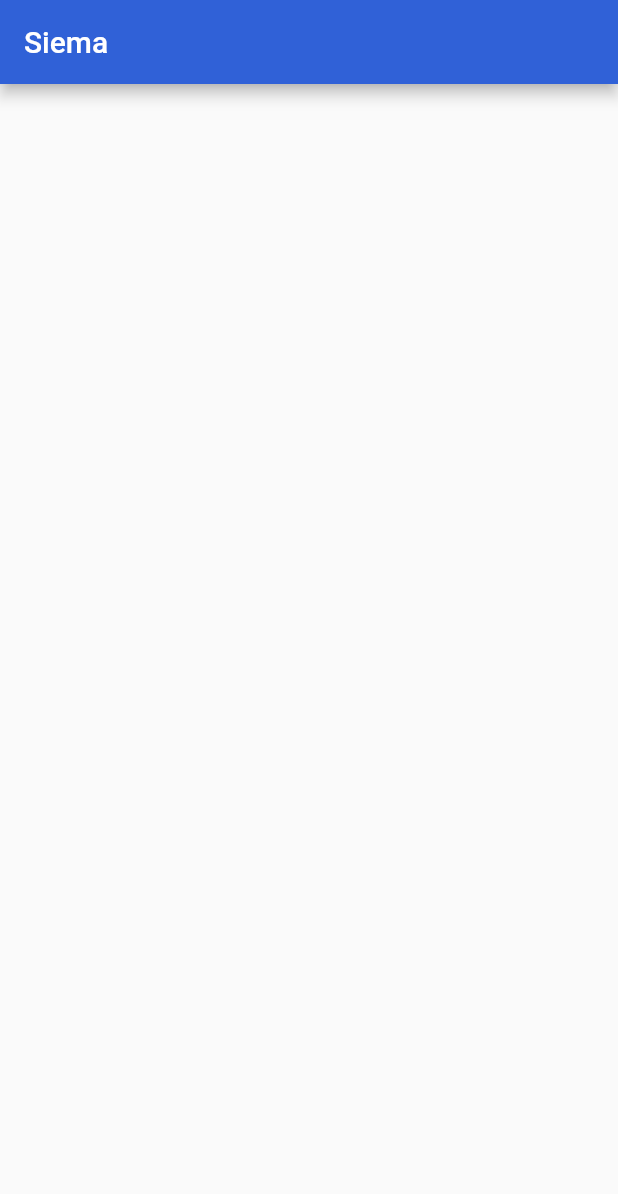
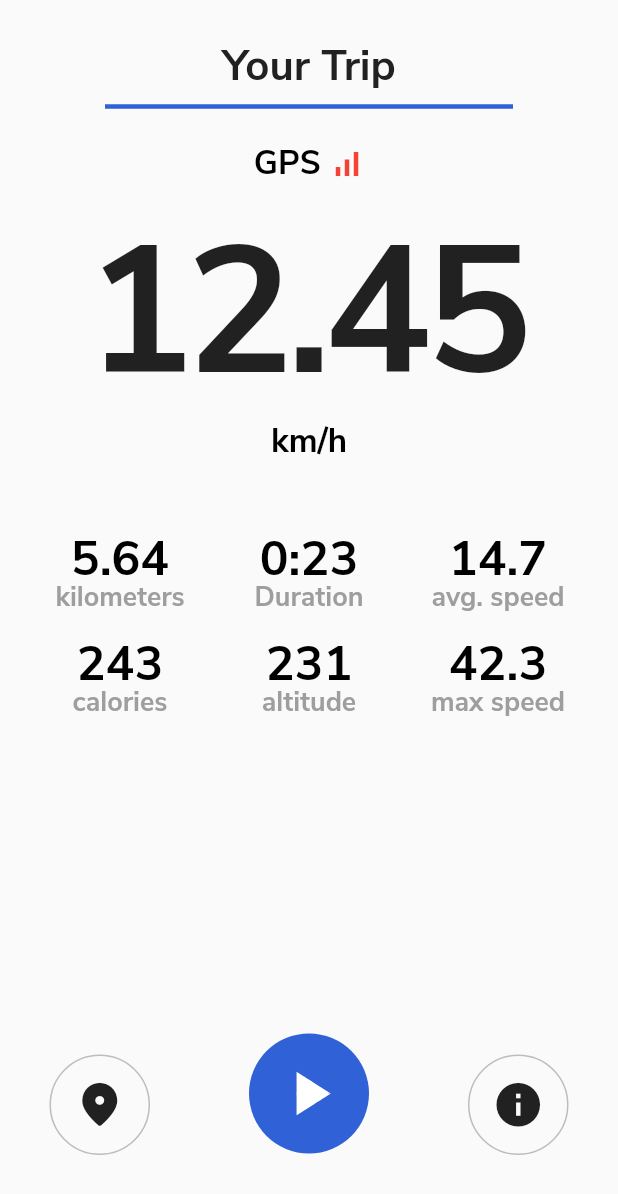
Before and after one commit to F-Y-E-F/Live-Ride-Flutter-App, a Flutter app: the screen it shows after launch, on a phone screen of 412 x 824 dp. Shown: the top 1194 px of the screen. Run offline on Flutter 3.47's test engine with Material 2 defaults, Android fonts, the phone set to English and light mode, and no system bars.

Commit message:
add ride screen

```diff
--- a/lib/main.dart
+++ b/lib/main.dart
@@ -1,22 +1,28 @@
+import 'package:flutter/cupertino.dart';
 import 'package:flutter/material.dart';
+import './screens/ride_screen.dart';
 
 void main() {
-  runApp(MyApp());
+  runApp(LiveRide());
 }
 
-class MyApp extends StatelessWidget {
-  // This widget is the root of your application.
+class LiveRide extends StatelessWidget {
+
   @override
   Widget build(BuildContext context) {
     return MaterialApp(
       title: 'Flutter Demo',
       theme: ThemeData(
-        primaryColor: Color(0xff3061D7),
+        fontFamily: 'Nunito',
+        primaryColor: const Color(0xff3061D7),
+        dividerColor: const Color(0xff3061D7),
+        textTheme: ThemeData.light().textTheme.copyWith(
+          headline4: TextStyle(color: const Color(0xff000000),fontSize: 32,fontWeight: FontWeight.w700),
+          headline5: TextStyle(color: const Color(0xff9e9e9e),fontSize: 18,fontWeight: FontWeight.w700),
+          headline6: TextStyle(color: Colors.black,fontSize: 22,fontWeight: FontWeight.w700),
+        )
       ),
-      home: Scaffold(
-        appBar: AppBar(title:Text("Siema")),
-
-      ),
+      home: RideScreen()
     );
   }
 }
--- /dev/null
+++ b/lib/screens/ride_screen.dart
@@ -0,0 +1,248 @@
+import 'package:flutter/material.dart';
+
+class RideScreen extends StatefulWidget {
+  @override
+  _RideScreenState createState() => _RideScreenState();
+}
+
+class _RideScreenState extends State<RideScreen>
+    with SingleTickerProviderStateMixin {
+  AnimationController _animationController;
+
+  @override
+  void initState() {
+    _animationController =
+        AnimationController(vsync: this, duration: Duration(milliseconds: 450));
+    super.initState();
+  }
+
+  var isStart = false;
+
+  @override
+  Widget build(BuildContext context) {
+    final ThemeData theme = Theme.of(context);
+    return Scaffold(
+      body: SafeArea(
+        child: Column(
+          crossAxisAlignment: CrossAxisAlignment.center,
+          children: [
+            Container(
+                child: Text(
+                  "Your Trip",
+                  style: theme.textTheme.headline4
+                      .copyWith(color: Colors.grey.shade900, fontSize: 28),
+                  textAlign: TextAlign.center,
+                ),
+                padding: const EdgeInsets.only(top: 25),
+                width: double.infinity),
+            Padding(
+              padding: const EdgeInsets.symmetric(horizontal: 70.0),
+              child: Divider(
+                thickness: 3,
+              ),
+            ),
+            Row(
+              mainAxisAlignment: MainAxisAlignment.center,
+              children: [
+                const SizedBox(
+                  height: 60,
+                ),
+                Text(
+                  "GPS",
+                  style: theme.textTheme.headline6,
+                ),
+                const SizedBox(
+                  width: 5,
+                ),
+                Icon(
+                  Icons.signal_cellular_alt,
+                  color: Colors.red,
+                )
+              ],
+            ),
+            SizedBox(
+              height: 20,
+            ),
+            FittedBox(
+                child: Text(
+              "12.45",
+              style: TextStyle(
+                  fontSize: 120,
+                  fontFamily: 'Nunito',
+                  fontWeight: FontWeight.w700,
+                  letterSpacing: -5,
+                  height: 1),
+            )),
+            Text(
+              "km/h",
+              style: theme.textTheme.headline6,
+            ),
+            SizedBox(
+              height: 50,
+            ),
+            Padding(
+              padding: const EdgeInsets.symmetric(horizontal: 17),
+              child: Row(
+                mainAxisAlignment: MainAxisAlignment.spaceEvenly,
+                children: [
+                  Expanded(
+                    child: Column(
+                      children: [
+                        Text("5.64",
+                            style:
+                                theme.textTheme.headline4.copyWith(height: 1)),
+                        Text("kilometers",
+                            style:
+                                theme.textTheme.headline5.copyWith(height: 1)),
+                      ],
+                    ),
+                  ),
+                  Expanded(
+                    child: Column(
+                      children: [
+                        Text("0:23",
+                            style:
+                                theme.textTheme.headline4.copyWith(height: 1)),
+                        Text("Duration",
+                            style:
+                                theme.textTheme.headline5.copyWith(height: 1)),
+                      ],
+                    ),
+                  ),
+                  Expanded(
+                    child: Column(
+                      children: [
+                        Text("14.7",
+                            style:
+                                theme.textTheme.headline4.copyWith(height: 1)),
+                        Text("avg. speed",
+                            style:
+                                theme.textTheme.headline5.copyWith(height: 1)),
+                      ],
+                    ),
+                  )
+                ],
+              ),
+            ),
+            SizedBox(
+              height: 20,
+            ),
+            Padding(
+              padding: const EdgeInsets.symmetric(horizontal: 17),
+              child: Row(
+                mainAxisAlignment: MainAxisAlignment.spaceEvenly,
+                children: [
+                  Expanded(
+                    child: Column(
+                      children: [
+                        Text("243",
+                            style:
+                                theme.textTheme.headline4.copyWith(height: 1)),
+                        Text("calories",
+                            style:
+                                theme.textTheme.headline5.copyWith(height: 1)),
+                      ],
+                    ),
+                  ),
+                  Expanded(
+                    child: Column(
+                      children: [
+                        Text("231",
+                            style:
+                                theme.textTheme.headline4.copyWith(height: 1)),
+                        Text("altitude",
+                            style:
+                                theme.textTheme.headline5.copyWith(height: 1)),
+                      ],
+                    ),
+                  ),
+                  Expanded(
+                    child: Column(
+                      children: [
+                        Text("42.3",
+                            style:
+                                theme.textTheme.headline4.copyWith(height: 1)),
+                        Text("max speed",
+                            style:
+                                theme.textTheme.headline5.copyWith(height: 1)),
+                      ],
+                    ),
+                  )
+                ],
+              ),
+            ),
+            Spacer(),
+            Row(
+              mainAxisAlignment: MainAxisAlignment.spaceAround,
+              children: [
+                Container(
+                    padding: EdgeInsets.all(7),
+                    margin: EdgeInsets.only(bottom: 40),
+                    decoration: BoxDecoration(
+                      border: Border.all(color: Colors.grey.shade400),
+                      shape: BoxShape.circle,
+                    ),
+                    child: IconButton(
+                      tooltip: 'View Map',
+                      splashColor: Colors.transparent,
+                      highlightColor: Colors.transparent,
+                      icon: Icon(
+                        Icons.location_on_rounded,
+                        color: Colors.grey.shade900,
+                      ),
+                      iconSize: 35,
+                      onPressed: () {},
+                    )),
+                Container(
+                    padding: EdgeInsets.all(7),
+                    margin: EdgeInsets.only(bottom: 55),
+                    decoration: BoxDecoration(
+                      color: theme.primaryColor,
+                      shape: BoxShape.circle,
+                    ),
+                    child: IconButton(
+                      tooltip: 'Start Trip',
+                      splashColor: Colors.transparent,
+                      highlightColor: Colors.transparent,
+                      icon: AnimatedIcon(
+                        icon: AnimatedIcons.play_pause,
+                        progress: _animationController,
+                        color: Colors.white,
+                      ),
+                      iconSize: 50,
+                      onPressed: () {
+                        isStart = !isStart;
+                        ScaffoldMessengerState().showSnackBar(SnackBar(
+                            content: Text(
+                                isStart ? 'Trip Started' : 'Trip Stopped')));
+                        isStart
+                            ? _animationController.forward()
+                            : _animationController.reverse();
+                      },
+                    )),
+                Container(
+                    padding: EdgeInsets.all(7),
+                    margin: EdgeInsets.only(bottom: 40),
+                    decoration: BoxDecoration(
+                      border: Border.all(color: Colors.grey.shade400),
+                      shape: BoxShape.circle,
+                    ),
+                    child: IconButton(
+                      tooltip: 'Info',
+                      splashColor: Colors.transparent,
+                      highlightColor: Colors.transparent,
+                      icon: Icon(
+                        Icons.info,
+                        color: Colors.grey.shade900,
+                      ),
+                      iconSize: 35,
+                      onPressed: () {},
+                    )),
+              ],
+            )
+          ],
+        ),
+      ),
+    );
+  }
+}
```
Also changed, not shown: pubspec.yaml (+15 -11 lines), assets/fonts/NunitoSans-Black.ttf (added), assets/fonts/NunitoSans-Bold.ttf (added), assets/fonts/NunitoSans-ExtraLight.ttf (added), assets/fonts/NunitoSans-Light.ttf (added), assets/fonts/NunitoSans-Regular.ttf (added), assets/fonts/NunitoSans-SemiBold.ttf (added), 1 other file.
